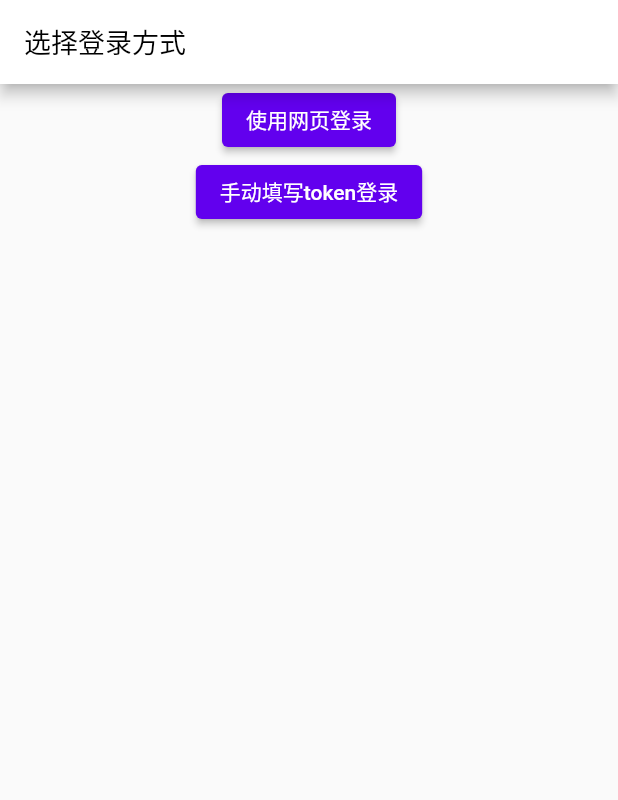
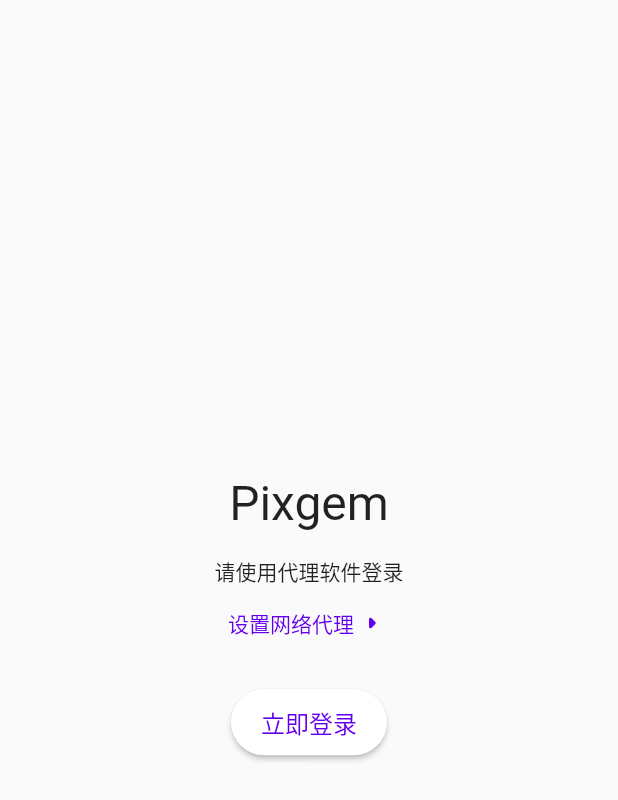
Before and after one commit to kerrinz/pixiv-artvier, a Flutter app: the screen it shows after launch, on a phone screen of 412 x 824 dp. Shown: the top 800 px of the screen. Run offline on Flutter 3.47's test engine with Material 2 defaults, Android fonts, the phone set to English and light mode, and no system bars; our stand-ins replace cached_network_image, date_format, dio, extended_nested_scroll_view, fluttertoast, image_gallery_saver and 5 more; accounts and stored records are empty.

Commit message:
加入自定义代理设置

```diff
--- a/lib/booting_page.dart
+++ b/lib/booting_page.dart
@@ -1,4 +1,8 @@
+import 'dart:io';
+
 import 'package:flutter/material.dart';
+import 'package:pixgem/store/network_store.dart';
+import 'request/MyHttpOverrides.dart';
 import 'store/account_store.dart';
 import 'store/global.dart';
 
@@ -49,6 +53,8 @@
   // 初始化全局数据，拦截未登录
   Future initAppData() async {
     await GlobalStore.init(); // 初始化一些全局数据
+    // 初始化代理设置
+    HttpOverrides.global = MyHttpOverrides();
     String? id = AccountStore.getCurrentAccountId();
     if (id != null) {
       // 已登录
--- a/lib/config/constants.dart
+++ b/lib/config/constants.dart
@@ -21,4 +21,7 @@
   static String code_verifier = "";
   // ignore: non_constant_identifier_names
   static String? code_challenge;
+
+  static const String proxy_default_host = "127.0.0.1";
+  static const String proxy_default_port = "1080";
 }
--- a/lib/main.dart
+++ b/lib/main.dart
@@ -2,6 +2,7 @@
 import 'package:flutter/services.dart';
 import 'package:pixgem/main_paging.dart';
 import 'package:pixgem/pages/settings/setting_download.dart';
+import 'package:pixgem/pages/settings/setting_network.dart';
 import 'package:provider/provider.dart';
 import 'booting_page.dart';
 import 'pages/artworks/artworks_detail_page.dart';
@@ -9,6 +10,7 @@
 import 'pages/artworks/download_manage_page.dart';
 import 'pages/artworks/preview_artworks_page.dart';
 import 'pages/login/account_manage_page.dart';
+import 'pages/login/login_by_web_page.dart';
 import 'pages/login/login_wizard_page.dart';
 import 'pages/search/search_result_page.dart';
 import 'pages/settings/setting_current_account.dart';
@@ -22,6 +24,7 @@
 void main() {
   WidgetsFlutterBinding.ensureInitialized();
   GlobalStore.globalProvider = GlobalProvider();
+  // 其他数据在BootingPage里进行加载
   // 运行APP
   runApp(new MyApp());
   // 状态栏无前景色的沉浸式
@@ -52,7 +55,7 @@
       ),
       colorScheme: ColorScheme.light(
         secondary: Colors.deepOrangeAccent,
-        secondaryVariant: Colors.deepOrange,
+        secondaryVariant: Colors.deepOrangeAccent.shade400,
         onPrimary: Colors.white, // button文字图标颜色等
       ),
       accentColor: Colors.deepOrangeAccent,
@@ -64,11 +67,13 @@
         backgroundColor: Colors.grey.shade900,
       ),
       colorScheme: ColorScheme.dark(
-        secondary: Colors.lightGreenAccent,
-        secondaryVariant: Colors.lightGreen,
+        primary: Colors.cyan,
+        primaryVariant: Colors.cyan.shade700,
+        secondary: Colors.orangeAccent,
+        secondaryVariant: Colors.orangeAccent.shade400,
         // onPrimary: Colors.black,
       ),
-      accentColor: Colors.lightGreenAccent,
+      accentColor: Colors.orangeAccent,
     );
     return ChangeNotifierProvider(
       create: (context) => GlobalStore.globalProvider,
@@ -83,6 +88,7 @@
               var routes = <String, WidgetBuilder>{
                 "main": (context) => MainPaging(),
                 "login_wizard": (context) => LoginWizardPage(),
+                "login_web": (context) => LoginWebPage(),
                 "artworks_leaderboard": (context) => ArtworksLeaderboardPage(),
                 "artworks_detail": (context) => ArtWorksDetailPage(settings.arguments!),
                 "artworks_view": (context) => PreviewArtworksPage(settings.arguments!),
@@ -96,6 +102,7 @@
                 "setting_current_account": (context) => SettingCurrentAccountPage(),
                 "setting_download": (context) => SettingDownload(),
                 "setting_theme": (context) => SettingThemePage(),
+                "setting_network": (context) => SettingNetworkPage(),
               };
               WidgetBuilder builder = routes[settings.name]!;
               return MaterialPageRoute(builder: (context) => builder(context));
--- a/lib/pages/home_navigation_tab_pages/mine_tabpage.dart
+++ b/lib/pages/home_navigation_tab_pages/mine_tabpage.dart
@@ -114,10 +114,10 @@
               // 设置项列表
               Builder(builder: (context) {
                 List<PreferencesNavigatorItem> preferencesItems = [
-                  PreferencesNavigatorItem(icon: Icon(Icons.color_lens), text: "主题模式和配色", routeName: "setting_theme"),
+                  PreferencesNavigatorItem(icon: Icon(Icons.color_lens), text: "主题配置", routeName: "setting_theme"),
                   PreferencesNavigatorItem(
-                      icon: Icon(Icons.download_done), text: "下载与保存", routeName: "setting_download"),
-                  PreferencesNavigatorItem(icon: Icon(Icons.settings), text: "设置", routeName: "routeName"),
+                      icon: Icon(Icons.download_done), text: "图片保存方式", routeName: "setting_download"),
+                  PreferencesNavigatorItem(icon: Icon(Icons.web_asset_rounded), text: "代理和图片源", routeName: "setting_network"),
                 ];
                 return Column(
                   children: preferencesItems,
--- a/lib/pages/login/login_wizard_page.dart
+++ b/lib/pages/login/login_wizard_page.dart
@@ -1,34 +1,63 @@
+import 'package:flutter/cupertino.dart';
 import 'package:flutter/material.dart';
-import 'package:pixgem/pages/login/login_by_web_page.dart';
 
 /// 登录引导页面，未登录、添加帐号会跳转到这里
 class LoginWizardPage extends StatelessWidget {
   @override
   Widget build(BuildContext context) {
     return Scaffold(
-      appBar: new AppBar(
-        title: new Text('选择登录方式'),
+      appBar: AppBar(
+        backgroundColor: Colors.transparent,
+        shadowColor: Colors.transparent,
       ),
       body: Container(
-          alignment: Alignment.center,
-          child: Column(
-            children: [
-              ElevatedButton(
-                onPressed: () {
-                  Navigator.push(context, MaterialPageRoute(builder: (context) {
-                    return LoginWebPage();
-                  }));
-                },
-                child: Text("使用网页登录"),
+        padding: EdgeInsets.only(bottom: kToolbarHeight),
+        alignment: Alignment.center,
+        child: Column(
+          mainAxisAlignment: MainAxisAlignment.center,
+          children: [
+            Padding(
+              padding: const EdgeInsets.symmetric(vertical: 16.0),
+              child: Text("Pixgem", style: TextStyle(fontSize: 32)),
+            ),
+            Text.rich(TextSpan(text: "请使用代理软件登录")),
+            Row(
+              children: [
+                Expanded(child: Container()),
+                TextButton(
+                  onPressed: () => Navigator.of(context).pushNamed("setting_network"),
+                  child: Row(
+                    children: [
+                      Text("设置网络代理"),
+                      Icon(Icons.arrow_right_rounded),
+                    ],
+                  ),
+                ),
+                Expanded(child: Container()),
+              ],
+            ),
+            Card(
+              margin: const EdgeInsets.symmetric(vertical: 20),
+              elevation: 1.5,
+              shape: RoundedRectangleBorder(
+                borderRadius: BorderRadius.all(Radius.circular(100)),
+                side: BorderSide(width: 1, color: Colors.white12),
               ),
-              ElevatedButton(
-                onPressed: () {
-                  Navigator.of(context).pushNamed("setting_current_account");
-                },
-                child: Text("手动填写token登录"),
+              clipBehavior: Clip.antiAlias,
+              child: InkWell(
+                onTap: () => Navigator.pushNamed(context, "login_web"),
+                child: Padding(
+                  padding: const EdgeInsets.symmetric(horizontal: 20.0, vertical: 10.0),
+                  child: Text(
+                    "立即登录",
+                    style: TextStyle(color: Theme.of(context).colorScheme.primary, fontSize: 16),
+                  ),
+                ),
               ),
-            ],
-          )),
+            ),
+          ],
+        ),
+      ),
     );
   }
 }
--- a/lib/pages/settings/setting_download.dart
+++ b/lib/pages/settings/setting_download.dart
@@ -15,7 +15,7 @@
   Widget build(BuildContext context) {
     return Scaffold(
       appBar: AppBar(
-        title: Text("下载与保存的配置"),
+        title: Text("图片保存方式"),
       ),
       body: SingleChildScrollView(
         physics: AlwaysScrollableScrollPhysics(parent: BouncingScrollPhysics()),
--- a/lib/request/api_base.dart
+++ b/lib/request/api_base.dart
@@ -6,7 +6,7 @@
 import 'package:pixgem/store/global.dart';
 
 class ApiBase {
-  static Dio dio = new Dio(BaseOptions(
+  static Dio dio = Dio(BaseOptions(
     baseUrl: 'https://' + BASE_URL_HOST,
     connectTimeout: 10000,
     receiveTimeout: 10000,
@@ -31,14 +31,15 @@
     });
   }
 
-  /* 首次初始化 */
-  void init() {
+  /* 初始化 */
+  static void init() {
     // 带上一些参数
     if (GlobalStore.currentAccount != null) {
       dio.options.headers["authorization"] = "Bearer " + GlobalStore.currentAccount!.accessToken; // token
       dio.options.headers["accept-language"] = "zh-cn"; // 接口返回的语言
     }
     // 添加拦截器
+    dio.interceptors.clear();
     dio.interceptors.add(RefreshTokenInterceptor());
   }
 
--- a/lib/request/oauth.dart
+++ b/lib/request/oauth.dart
@@ -4,13 +4,11 @@
 import 'package:crypto/crypto.dart';
 import 'package:date_format/date_format.dart';
 import 'package:dio/dio.dart';
-import 'package:flutter/cupertino.dart';
 import 'package:pixgem/config/constants.dart';
 import 'package:pixgem/model_store/account_profile.dart';
 import 'package:pixgem/request/api_base.dart';
 import 'package:pixgem/store/account_store.dart';
 import 'package:pixgem/store/global.dart';
-import 'package:provider/provider.dart';
 
 class OAuth {
   static const String BASE_OAUTH_URL_HOST = "oauth.secure.pixiv.net";
@@ -33,7 +31,7 @@
 
   static late int requestTime; // 发起请求的时间戳，(用于标记token过期时间)
 
-  static Dio dio = new Dio(BaseOptions(
+  static Dio dio = Dio(BaseOptions(
     baseUrl: 'https://' + BASE_OAUTH_URL_HOST,
     connectTimeout: 10000,
     receiveTimeout: 10000,
@@ -47,7 +45,7 @@
     requestTime = now.millisecondsSinceEpoch; // 发起请求的时间戳
     String time = getXClientTime(now);
     String timeHash = getXClientHash(xClientTime: time);
-    dio = new Dio(BaseOptions(
+    dio = Dio(BaseOptions(
       baseUrl: 'https://' + BASE_OAUTH_URL_HOST,
       connectTimeout: 10000,
       receiveTimeout: 10000,
--- a/lib/request/refresh_token_interceptor.dart
+++ b/lib/request/refresh_token_interceptor.dart
@@ -1,6 +1,5 @@
 import 'package:dio/dio.dart';
 import 'package:pixgem/model_store/account_profile.dart';
-import 'package:pixgem/request/api_base.dart';
 import 'package:pixgem/request/oauth.dart';
 import 'package:pixgem/store/global.dart';
 
--- a/lib/store/global.dart
+++ b/lib/store/global.dart
@@ -5,6 +5,7 @@
 import 'package:pixgem/request/api_base.dart';
 import 'package:pixgem/store/account_store.dart';
 import 'package:pixgem/store/download_store.dart';
+import 'package:pixgem/store/network_store.dart';
 import 'package:pixgem/store/theme_store.dart';
 import 'package:shared_preferences/shared_preferences.dart';
 
@@ -15,6 +16,8 @@
 
   // 当前账号的配置信息（含token和过期时间），未登录为null
   static AccountProfile? currentAccount;
+
+  static String? proxy; // 代理配置，为null则不走代理
 
   // 是否为release版
   static bool get isRelease => bool.fromEnvironment("dart.vm.product");
@@ -36,7 +39,8 @@
       }
     }
     // 初始化网络请求相关配置
-    ApiBase().init();
+    proxy = NetworkStore.getNetworkProxy();
+    ApiBase.init();
     // 初始化主题配置
     ThemeMode themeMode = ThemeStore.getThemeMode();
     globalProvider.setThemeMode(themeMode, false);
@@ -48,7 +52,7 @@
   // 更新当前账号配置（不通知更新UI）
   static void changeCurrentAccount(AccountProfile? profile) {
     currentAccount = profile;
-    ApiBase().init(); // 重新初始化dio请求
+    ApiBase.init(); // 重新初始化dio请求
   }
 }
 
--- /dev/null
+++ b/lib/store/network_store.dart
@@ -0,0 +1,38 @@
+import 'package:pixgem/config/constants.dart';
+
+import 'global.dart';
+
+class NetworkStore {
+  static const String PROXY_HOST = "network_proxy_host";
+  static const String PROXY_PORT = "network_proxy_port";
+  static const String PROXY_ENABLE = "network_proxy_enable"; // 是否开启代理
+
+  // 设置网络代理
+  static Future<bool> setNetworkProxy(String host, String port) async {
+    bool h = await GlobalStore.globalSharedPreferences.setString(PROXY_HOST, host);
+    return h && await GlobalStore.globalSharedPreferences.setString(PROXY_PORT, port);
+  }
+
+  // 获取完整的网络代理（适合用于应用代理设置），不存在则会获得默认值
+  static String getNetworkProxy() {
+    String h = GlobalStore.globalSharedPreferences.getString(PROXY_HOST) ?? CONSTANTS.proxy_default_host;
+    String p = GlobalStore.globalSharedPreferences.getString(PROXY_PORT) ?? CONSTANTS.proxy_default_port;
+    return "$h:$p";
+  }
+
+  static String? getProxyHost() {
+    return GlobalStore.globalSharedPreferences.getString(PROXY_HOST);
+  }
+
+  static String? getProxyPort() {
+    return GlobalStore.globalSharedPreferences.getString(PROXY_PORT);
+  }
+
+  static bool? getProxyEnable() {
+    return GlobalStore.globalSharedPreferences.getBool(PROXY_ENABLE);
+  }
+
+  static Future<bool> setProxyEnable(bool enable) {
+    return GlobalStore.globalSharedPreferences.setBool(PROXY_ENABLE, enable);
+  }
+}
--- a/pubspec.yaml
+++ b/pubspec.yaml
@@ -42,6 +42,7 @@
   extended_nested_scroll_view: ^5.0.0
   photo_view: ^0.13.0 # 图片预览
   image_gallery_saver: ^1.7.1 # 图片保存
+  package_info: ^2.0.2 # 获取本App的信息
 #  flutter_downloader: 1.7.0 # 文件下载
 #  flutter_staggered_grid_view: ^0.4.0
   # The following adds the Cupertino Icons font to your application.flutter_downloader
```
Also changed, not shown: lib/pages/settings/setting_network.dart (added, +180 -0 lines), lib/pages/settings/setting_theme.dart (+2 -8 lines), lib/request/MyHttpOverrides.dart (added, +31 -0 lines), lib/widgets/badge.dart (added, +40 -0 lines), lib/widgets/base_provider_widget.dart (added, +25 -0 lines), lib/widgets/perference_single_choise_panel.dart (added, +71 -0 lines), pubspec.lock.
